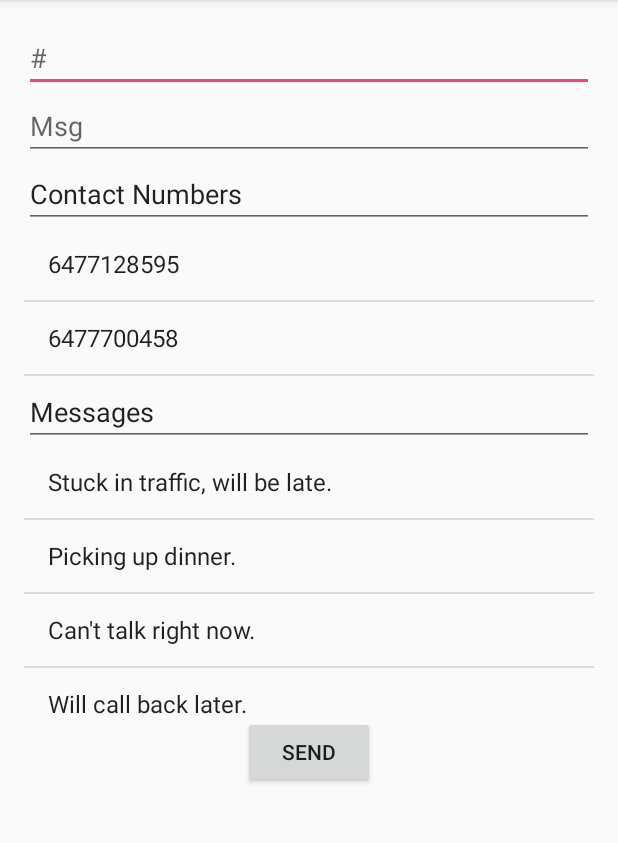
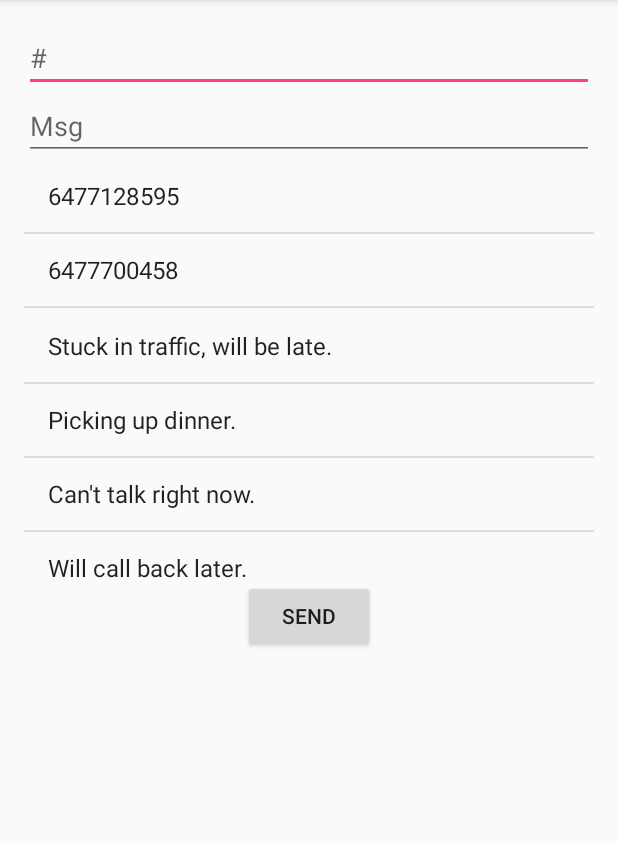
Before and after one commit to arj1211/Repeatedly, an Android app: the screen it shows after launch (MainActivity), on a phone screen of 412 x 824 dp, the part 84-927 px from its top. Run offline under Robolectric (Android 15) with nearby library versions, the phone set to English and light mode, and no system bars.

Commit message:
Revert "Added labels for each listView"
This reverts commit c7184707cfad9f08207dde9e2b9bbe296145df7a.

```diff
--- a/app/src/main/res/layout/activity_main.xml
+++ b/app/src/main/res/layout/activity_main.xml
@@ -26,23 +26,11 @@
         android:layout_gravity="center_horizontal"
         android:hint="Msg" />
 
-    <EditText
-        android:layout_width="match_parent"
-        android:layout_height="wrap_content"
-        android:id="@+id/editText"
-        android:text="Contact Numbers" />
-
     <ListView
         android:layout_width="match_parent"
         android:layout_height="100dp"
         android:id="@+id/numberList"
         android:layout_gravity="center_horizontal" />
-
-    <EditText
-        android:layout_width="match_parent"
-        android:layout_height="wrap_content"
-        android:id="@+id/editText2"
-        android:text="Messages " />
 
     <ListView
         android:layout_width="match_parent"
```
